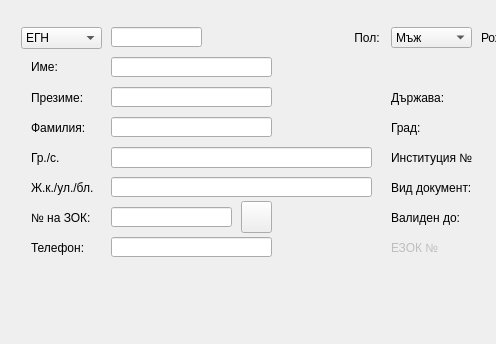
First picture: the form in src/View/Widgets/PatientFormDialog.ui, repository thefinalcutbg/DinoDent, before the edit; both pictures show x 0 to 496 and y 0 to 344 of the 716 by 344 pixel window.
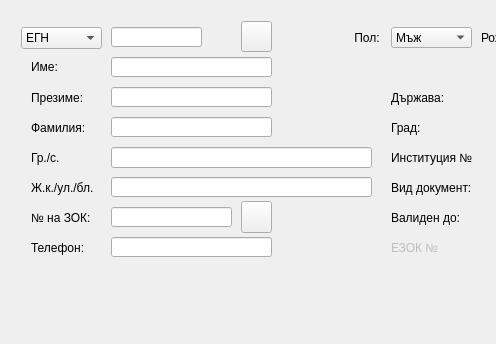
Second picture: the form after the edit. Custom widgets are drawn as their Qt base class.

Commit message: added patient color codes

Diff of the .ui file:
```diff
--- a/src/View/Widgets/PatientFormDialog.ui
+++ b/src/View/Widgets/PatientFormDialog.ui
@@ -657,6 +657,25 @@
        <number>50</number>
       </property>
      </widget>
+     <widget class="ColorPicker" name="colorPicker">
+      <property name="geometry">
+       <rect>
+        <x>230</x>
+        <y>10</y>
+        <width>31</width>
+        <height>31</height>
+       </rect>
+      </property>
+      <property name="toolTip">
+       <string>Избор на цвят</string>
+      </property>
+      <property name="text">
+       <string/>
+      </property>
+      <property name="popupMode">
+       <enum>QToolButton::ToolButtonPopupMode::InstantPopup</enum>
+      </property>
+     </widget>
     </widget>
    </item>
    <item>
@@ -715,6 +734,11 @@
    <extends>QComboBox</extends>
    <header>View/uiComponents/ComboBox.h</header>
   </customwidget>
+  <customwidget>
+   <class>ColorPicker</class>
+   <extends>QToolButton</extends>
+   <header>View/uiComponents/ColorPicker.h</header>
+  </customwidget>
  </customwidgets>
  <tabstops>
   <tabstop>idLineEdit</tabstop>
```
Left out of the diff: 6 changed lines with no effect on the pictures. The commit also changes 21 other files.
